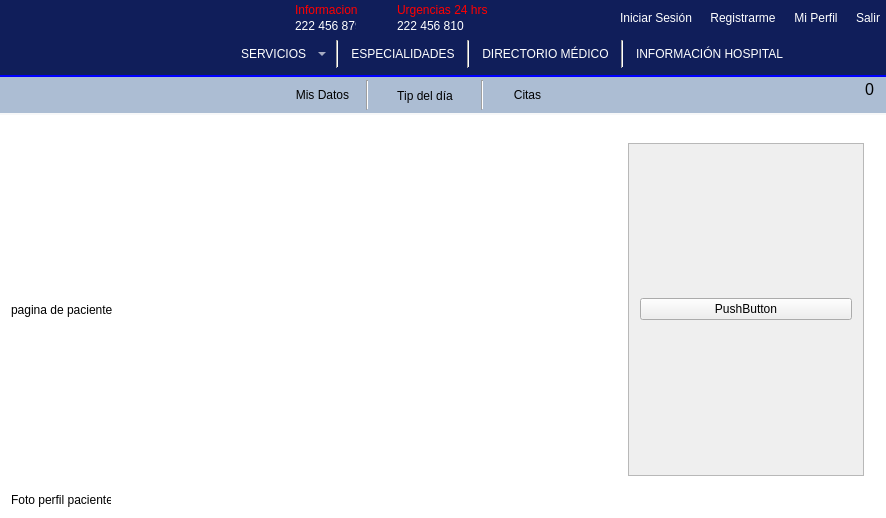
Above: mainwindow.ui from Laloses/Hospital before the change. Below: the same form after it.
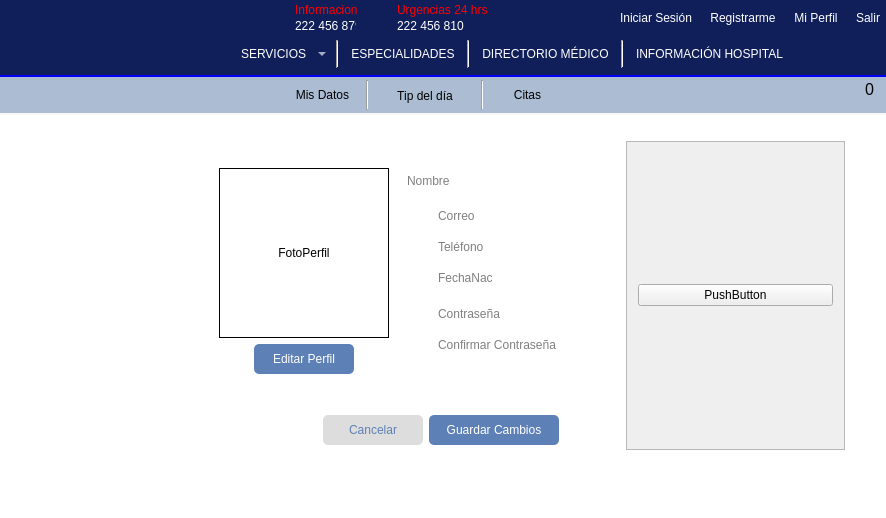
That is the form after the change. The open tabs and pages were chosen to show the change. Icons and pictures are not drawn.

Commit message: Se añadió la parte del paciente, y modificación a doctor

Patch:
```diff
--- a/mainwindow.ui
+++ b/mainwindow.ui
@@ -440,14 +440,14 @@
 QLabel{
 	font: 11pt &quot;MS Shell Dlg 2&quot;;
 }
-#btnEditarStaff, #btnGuardarEditarStaff, #btnAgendarCita, #pushButton_iniciarSesion, #pushButton_imgPerfil, #pushButton_registrarse, #btnEditarDoctor, #btnGuardarEditarDoctor, #pushButton_respuesta, #pb_agregarActividadDoc{
+#btnEditarStaff, #btnGuardarEditarStaff, #btnAgendarCita, #pushButton_iniciarSesion, #pushButton_imgPerfil, #pushButton_registrarse, #btnEditarDoctor, #btnGuardarEditarDoctor, #pushButton_respuesta, #pb_agregarActividadDoc, #btnEditarPaciente, #btnGuardarEditarPaciente{
 	border:solid 1px #5d80b6;
 border-radius:5px;
 background-color: #5d80b6;
 color: white;
 font: 11pt &quot;MS Shell Dlg 2&quot;;
 }
-#btnCancelarEditarStaff, #btnCancelarAgenda, #btnCancelarEditarDoctor{
+#btnCancelarEditarStaff, #btnCancelarAgenda, #btnCancelarEditarDoctor, #btnCancelarEditarPaciente{
 border:solid 1px #dddddd;
 border-radius:5px;
 background-color: #dddddd;
@@ -2239,82 +2239,783 @@
            <number>0</number>
           </property>
           <widget class="QWidget" name="page_miPerfilPac">
-           <layout class="QGridLayout" name="gridLayout">
-            <item row="0" column="0">
-             <widget class="QLabel" name="label_pagPaciente">
-              <property name="minimumSize">
-               <size>
-                <width>600</width>
-                <height>0</height>
-               </size>
-              </property>
-              <property name="text">
-               <string>pagina de paciente</string>
-              </property>
-             </widget>
-            </item>
-            <item row="2" column="0">
-             <widget class="QLabel" name="label_imgPerfilPaciente">
-              <property name="minimumSize">
-               <size>
-                <width>0</width>
-                <height>0</height>
-               </size>
-              </property>
-              <property name="maximumSize">
-               <size>
-                <width>100</width>
-                <height>100</height>
-               </size>
-              </property>
-              <property name="text">
-               <string>Foto perfil paciente</string>
-              </property>
-             </widget>
-            </item>
-            <item row="0" column="1">
-             <widget class="QWidget" name="nofi" native="true">
-              <property name="minimumSize">
-               <size>
-                <width>100</width>
-                <height>100</height>
-               </size>
-              </property>
-              <layout class="QGridLayout" name="gridLayout_20">
-               <item row="0" column="0">
-                <widget class="QScrollArea" name="scrollArea_4">
-                 <property name="widgetResizable">
-                  <bool>true</bool>
-                 </property>
-                 <widget class="QWidget" name="scrollAreaWidgetContents_4">
-                  <property name="geometry">
-                   <rect>
-                    <x>0</x>
-                    <y>0</y>
-                    <width>242</width>
-                    <height>335</height>
-                   </rect>
-                  </property>
-                  <layout class="QGridLayout" name="gridLayout_22">
+           <widget class="QWidget" name="nofi" native="true">
+            <property name="geometry">
+             <rect>
+              <x>615</x>
+              <y>9</y>
+              <width>241</width>
+              <height>331</height>
+             </rect>
+            </property>
+            <property name="minimumSize">
+             <size>
+              <width>100</width>
+              <height>100</height>
+             </size>
+            </property>
+            <layout class="QGridLayout" name="gridLayout_20">
+             <item row="0" column="0">
+              <widget class="QScrollArea" name="scrollArea_4">
+               <property name="widgetResizable">
+                <bool>true</bool>
+               </property>
+               <widget class="QWidget" name="scrollAreaWidgetContents_4">
+                <property name="geometry">
+                 <rect>
+                  <x>0</x>
+                  <y>0</y>
+                  <width>221</width>
+                  <height>311</height>
+                 </rect>
+                </property>
+                <layout class="QGridLayout" name="gridLayout_22">
+                 <item row="0" column="0">
+                  <layout class="QGridLayout" name="barraDeNoti">
                    <item row="0" column="0">
-                    <layout class="QGridLayout" name="barraDeNoti">
-                     <item row="0" column="0">
-                      <widget class="QPushButton" name="pushButton">
-                       <property name="text">
-                        <string>PushButton</string>
+                    <widget class="QPushButton" name="pushButton">
+                     <property name="text">
+                      <string>PushButton</string>
+                     </property>
+                    </widget>
+                   </item>
+                  </layout>
+                 </item>
+                </layout>
+               </widget>
+              </widget>
+             </item>
+            </layout>
+           </widget>
+           <widget class="QWidget" name="layoutWidget_4">
+            <property name="geometry">
+             <rect>
+              <x>10</x>
+              <y>0</y>
+              <width>861</width>
+              <height>371</height>
+             </rect>
+            </property>
+            <layout class="QVBoxLayout" name="verticalLayout_35">
+             <item>
+              <spacer name="verticalSpacer_33">
+               <property name="orientation">
+                <enum>Qt::Vertical</enum>
+               </property>
+               <property name="sizeHint" stdset="0">
+                <size>
+                 <width>20</width>
+                 <height>40</height>
+                </size>
+               </property>
+              </spacer>
+             </item>
+             <item>
+              <layout class="QHBoxLayout" name="horizontalLayout_82">
+               <item>
+                <spacer name="horizontalSpacer_89">
+                 <property name="orientation">
+                  <enum>Qt::Horizontal</enum>
+                 </property>
+                 <property name="sizeHint" stdset="0">
+                  <size>
+                   <width>40</width>
+                   <height>20</height>
+                  </size>
+                 </property>
+                </spacer>
+               </item>
+               <item>
+                <layout class="QVBoxLayout" name="verticalLayout_36">
+                 <item>
+                  <layout class="QHBoxLayout" name="horizontalLayout_83">
+                   <item>
+                    <layout class="QVBoxLayout" name="verticalLayout_37">
+                     <item>
+                      <layout class="QHBoxLayout" name="horizontalLayout_84">
+                       <item>
+                        <spacer name="horizontalSpacer_90">
+                         <property name="orientation">
+                          <enum>Qt::Horizontal</enum>
+                         </property>
+                         <property name="sizeType">
+                          <enum>QSizePolicy::Fixed</enum>
+                         </property>
+                         <property name="sizeHint" stdset="0">
+                          <size>
+                           <width>10</width>
+                           <height>20</height>
+                          </size>
+                         </property>
+                        </spacer>
+                       </item>
+                       <item>
+                        <widget class="QLabel" name="lblFotoPaciente">
+                         <property name="sizePolicy">
+                          <sizepolicy hsizetype="Expanding" vsizetype="Expanding">
+                           <horstretch>0</horstretch>
+                           <verstretch>0</verstretch>
+                          </sizepolicy>
+                         </property>
+                         <property name="minimumSize">
+                          <size>
+                           <width>170</width>
+                           <height>170</height>
+                          </size>
+                         </property>
+                         <property name="maximumSize">
+                          <size>
+                           <width>170</width>
+                           <height>170</height>
+                          </size>
+                         </property>
+                         <property name="layoutDirection">
+                          <enum>Qt::LeftToRight</enum>
+                         </property>
+                         <property name="styleSheet">
+                          <string notr="true">border: 1px solid black;</string>
+                         </property>
+                         <property name="text">
+                          <string>FotoPerfil</string>
+                         </property>
+                         <property name="scaledContents">
+                          <bool>true</bool>
+                         </property>
+                         <property name="alignment">
+                          <set>Qt::AlignCenter</set>
+                         </property>
+                        </widget>
+                       </item>
+                       <item>
+                        <spacer name="horizontalSpacer_91">
+                         <property name="orientation">
+                          <enum>Qt::Horizontal</enum>
+                         </property>
+                         <property name="sizeType">
+                          <enum>QSizePolicy::Fixed</enum>
+                         </property>
+                         <property name="sizeHint" stdset="0">
+                          <size>
+                           <width>10</width>
+                           <height>20</height>
+                          </size>
+                         </property>
+                        </spacer>
+                       </item>
+                      </layout>
+                     </item>
+                     <item>
+                      <layout class="QHBoxLayout" name="horizontalLayout_85">
+                       <item>
+                        <spacer name="horizontalSpacer_92">
+                         <property name="orientation">
+                          <enum>Qt::Horizontal</enum>
+                         </property>
+                         <property name="sizeType">
+                          <enum>QSizePolicy::Fixed</enum>
+                         </property>
+                         <property name="sizeHint" stdset="0">
+                          <size>
+                           <width>40</width>
+                           <height>20</height>
+                          </size>
+                         </property>
+                        </spacer>
+                       </item>
+                       <item>
+                        <widget class="QPushButton" name="btnEditarPaciente">
+                         <property name="minimumSize">
+                          <size>
+                           <width>100</width>
+                           <height>30</height>
+                          </size>
+                         </property>
+                         <property name="maximumSize">
+                          <size>
+                           <width>100</width>
+                           <height>30</height>
+                          </size>
+                         </property>
+                         <property name="styleSheet">
+                          <string notr="true"/>
+                         </property>
+                         <property name="text">
+                          <string>Editar Perfil</string>
+                         </property>
+                        </widget>
+                       </item>
+                       <item>
+                        <spacer name="horizontalSpacer_93">
+                         <property name="orientation">
+                          <enum>Qt::Horizontal</enum>
+                         </property>
+                         <property name="sizeType">
+                          <enum>QSizePolicy::Fixed</enum>
+                         </property>
+                         <property name="sizeHint" stdset="0">
+                          <size>
+                           <width>40</width>
+                           <height>20</height>
+                          </size>
+                         </property>
+                        </spacer>
+                       </item>
+                      </layout>
+                     </item>
+                     <item>
+                      <spacer name="verticalSpacer_34">
+                       <property name="orientation">
+                        <enum>Qt::Vertical</enum>
+                       </property>
+                       <property name="sizeHint" stdset="0">
+                        <size>
+                         <width>20</width>
+                         <height>40</height>
+                        </size>
+                       </property>
+                      </spacer>
+                     </item>
+                    </layout>
+                   </item>
+                   <item>
+                    <layout class="QVBoxLayout" name="verticalLayout_38">
+                     <item>
+                      <widget class="QLineEdit" name="lineNombrePaciente">
+                       <property name="minimumSize">
+                        <size>
+                         <width>0</width>
+                         <height>25</height>
+                        </size>
+                       </property>
+                       <property name="styleSheet">
+                        <string notr="true">font: 75 18pt &quot;MS Shell Dlg 2&quot;;
+border:none;
+background-color:transparent;</string>
+                       </property>
+                       <property name="readOnly">
+                        <bool>true</bool>
+                       </property>
+                       <property name="placeholderText">
+                        <string>Nombre</string>
                        </property>
                       </widget>
                      </item>
+                     <item>
+                      <spacer name="verticalSpacer_35">
+                       <property name="orientation">
+                        <enum>Qt::Vertical</enum>
+                       </property>
+                       <property name="sizeType">
+                        <enum>QSizePolicy::Fixed</enum>
+                       </property>
+                       <property name="sizeHint" stdset="0">
+                        <size>
+                         <width>20</width>
+                         <height>5</height>
+                        </size>
+                       </property>
+                      </spacer>
+                     </item>
+                     <item>
+                      <layout class="QHBoxLayout" name="horizontalLayout_86">
+                       <item>
+                        <widget class="QLabel" name="imgCorreo_3">
+                         <property name="minimumSize">
+                          <size>
+                           <width>25</width>
+                           <height>25</height>
+                          </size>
+                         </property>
+                         <property name="maximumSize">
+                          <size>
+                           <width>25</width>
+                           <height>25</height>
+                          </size>
+                         </property>
+                         <property name="text">
+                          <string/>
+                         </property>
+                         <property name="pixmap">
+                          <pixmap resource="imgs/imgs.qrc">:/imgs/email.png</pixmap>
+                         </property>
+                         <property name="scaledContents">
+                          <bool>true</bool>
+                         </property>
+                        </widget>
+                       </item>
+                       <item>
+                        <widget class="QLineEdit" name="lineCorreoPaciente">
+                         <property name="minimumSize">
+                          <size>
+                           <width>200</width>
+                           <height>20</height>
+                          </size>
+                         </property>
+                         <property name="styleSheet">
+                          <string notr="true">font: 15pt &quot;MS Shell Dlg 2&quot;;
+border:none;
+background-color:transparent</string>
+                         </property>
+                         <property name="readOnly">
+                          <bool>true</bool>
+                         </property>
+                         <property name="placeholderText">
+                          <string>Correo</string>
+                         </property>
+                        </widget>
+                       </item>
+                      </layout>
+                     </item>
+                     <item>
+                      <layout class="QHBoxLayout" name="horizontalLayout_87">
+                       <item>
+                        <widget class="QLabel" name="imgTel_5">
+                         <property name="minimumSize">
+                          <size>
+                           <width>25</width>
+                           <height>25</height>
+                          </size>
+                         </property>
+                         <property name="maximumSize">
+                          <size>
+                           <width>25</width>
+                           <height>25</height>
+                          </size>
+                         </property>
+                         <property name="text">
+                          <string/>
+                         </property>
+                         <property name="pixmap">
+                          <pixmap resource="imgs/imgs.qrc">:/imgs/phone.png</pixmap>
+                         </property>
+                         <property name="scaledContents">
+                          <bool>true</bool>
+                         </property>
+                        </widget>
+                       </item>
+                       <item>
+                        <widget class="QLineEdit" name="lineTelPaciente">
+                         <property name="minimumSize">
+                          <size>
+                           <width>200</width>
+                           <height>20</height>
+                          </size>
+                         </property>
+                         <property name="styleSheet">
+                          <string notr="true">font: 15pt &quot;MS Shell Dlg 2&quot;;
+border:none;
+background-color:transparent</string>
+                         </property>
+                         <property name="maxLength">
+                          <number>10</number>
+                         </property>
+                         <property name="readOnly">
+                          <bool>true</bool>
+                         </property>
+                         <property name="placeholderText">
+                          <string>Teléfono</string>
+                         </property>
+                        </widget>
+                       </item>
+                      </layout>
+                     </item>
+                     <item>
+                      <layout class="QHBoxLayout" name="horizontalLayout_88">
+                       <item>
+                        <widget class="QLabel" name="imgTel_6">
+                         <property name="minimumSize">
+                          <size>
+                           <width>25</width>
+                           <height>25</height>
+                          </size>
+                         </property>
+                         <property name="maximumSize">
+                          <size>
+                           <width>25</width>
+                           <height>25</height>
+                          </size>
+                         </property>
+                         <property name="text">
+                          <string/>
+                         </property>
+                         <property name="pixmap">
+                          <pixmap resource="imgs/imgs.qrc">:/imgs/calendar.png</pixmap>
+                         </property>
+                         <property name="scaledContents">
+                          <bool>true</bool>
+                         </property>
+                        </widget>
+                       </item>
+                       <item>
+                        <widget class="QLineEdit" name="lineFechaNacPaciente">
+                         <property name="minimumSize">
+                          <size>
+                           <width>200</width>
+                           <height>20</height>
+                          </size>
+                         </property>
+                         <property name="styleSheet">
+                          <string notr="true">font: 15pt &quot;MS Shell Dlg 2&quot;;
+border:none;
+background-color:transparent</string>
+                         </property>
+                         <property name="readOnly">
+                          <bool>true</bool>
+                         </property>
+                         <property name="placeholderText">
+                          <string>FechaNac</string>
+                         </property>
+                        </widget>
+                       </item>
+                      </layout>
+                     </item>
+                     <item>
+                      <spacer name="verticalSpacer_36">
+                       <property name="orientation">
+                        <enum>Qt::Vertical</enum>
+                       </property>
+                       <property name="sizeType">
+                        <enum>QSizePolicy::Fixed</enum>
+                       </property>
+                       <property name="sizeHint" stdset="0">
+                        <size>
+                         <width>20</width>
+                         <height>5</height>
+                        </size>
+                       </property>
+                      </spacer>
+                     </item>
+                     <item>
+                      <layout class="QHBoxLayout" name="horizontalLayout_89">
+                       <item>
+                        <widget class="QLabel" name="imgCon1_3">
+                         <property name="minimumSize">
+                          <size>
+                           <width>25</width>
+                           <height>25</height>
+                          </size>
+                         </property>
+                         <property name="maximumSize">
+                          <size>
+                           <width>25</width>
+                           <height>25</height>
+                          </size>
+                         </property>
+                         <property name="text">
+                          <string/>
+                         </property>
+                         <property name="pixmap">
+                          <pixmap resource="imgs/imgs.qrc">:/imgs/password.png</pixmap>
+                         </property>
+                         <property name="scaledContents">
+                          <bool>true</bool>
+                         </property>
+                        </widget>
+                       </item>
+                       <item>
+                        <widget class="QLineEdit" name="lineContraseniaPaciente">
+                         <property name="minimumSize">
+                          <size>
+                           <width>200</width>
+                           <height>20</height>
+                          </size>
+                         </property>
+                         <property name="styleSheet">
+                          <string notr="true">font: 15pt &quot;MS Shell Dlg 2&quot;;
+border:none;
+background-color:transparent</string>
+                         </property>
+                         <property name="echoMode">
+                          <enum>QLineEdit::Password</enum>
+                         </property>
+                         <property name="readOnly">
+                          <bool>true</bool>
+                         </property>
+                         <property name="placeholderText">
+                          <string>Contraseña</string>
+                         </property>
+                         <property name="clearButtonEnabled">
+                          <bool>false</bool>
+                         </property>
+                        </widget>
+                       </item>
+                       <item>
+                        <spacer name="horizontalSpacer_94">
+                         <property name="orientation">
+                          <enum>Qt::Horizontal</enum>
+                         </property>
+                         <property name="sizeType">
+                          <enum>QSizePolicy::Fixed</enum>
+                         </property>
+                         <property name="sizeHint" stdset="0">
+                          <size>
+                           <width>5</width>
+                           <height>20</height>
+                          </size>
+                         </property>
+                        </spacer>
+                       </item>
+                       <item>
+                        <widget class="QPushButton" name="btnMostrarContrasena_5">
+                         <property name="minimumSize">
+                          <size>
+                           <width>25</width>
+                           <height>25</height>
+                          </size>
+                         </property>
+                         <property name="maximumSize">
+                          <size>
+                           <width>25</width>
+                           <height>25</height>
+                          </size>
+                         </property>
+                         <property name="styleSheet">
+                          <string notr="true">border:none;</string>
+                         </property>
+                         <property name="text">
+                          <string/>
+                         </property>
+                         <property name="icon">
+                          <iconset resource="imgs/imgs.qrc">
+                           <normaloff>:/imgs/NoView.png</normaloff>:/imgs/NoView.png</iconset>
+                         </property>
+                         <property name="iconSize">
+                          <size>
+                           <width>25</width>
+                           <height>25</height>
+                          </size>
+                         </property>
+                        </widget>
+                       </item>
+                      </layout>
+                     </item>
+                     <item>
+                      <layout class="QHBoxLayout" name="horizontalLayout_90">
+                       <item>
+                        <widget class="QLabel" name="imgCon2_3">
+                         <property name="minimumSize">
+                          <size>
+                           <width>25</width>
+                           <height>25</height>
+                          </size>
+                         </property>
+                         <property name="maximumSize">
+                          <size>
+                           <width>25</width>
+                           <height>25</height>
+                          </size>
+                         </property>
+                         <property name="text">
+                          <string/>
+                         </property>
+                         <property name="pixmap">
+                          <pixmap resource="imgs/imgs.qrc">:/imgs/passwordConf.png</pixmap>
+                         </property>
+                         <property name="scaledContents">
+                          <bool>true</bool>
+                         </property>
+                        </widget>
+                       </item>
+                       <item>
+                        <widget class="QLineEdit" name="lineConfirmaContraseniaPaciente">
+                         <property name="minimumSize">
+                          <size>
+                           <width>200</width>
+                           <height>20</height>
+                          </size>
+                         </property>
+                         <property name="styleSheet">
+                          <string notr="true">font: 15pt &quot;MS Shell Dlg 2&quot;;
+border:none;
+background-color:transparent</string>
+                         </property>
+                         <property name="echoMode">
+                          <enum>QLineEdit::Password</enum>
+                         </property>
+                         <property name="readOnly">
+                          <bool>true</bool>
+                         </property>
+                         <property name="placeholderText">
+                          <string>Confirmar Contraseña</string>
+                         </property>
+                        </widget>
+                       </item>
+                       <item>
+                        <spacer name="horizontalSpacer_95">
+                         <property name="orientation">
+                          <enum>Qt::Horizontal</enum>
+                         </property>
+                         <property name="sizeType">
+                          <enum>QSizePolicy::Fixed</enum>
+                         </property>
+                         <property name="sizeHint" stdset="0">
+                          <size>
+                           <width>5</width>
+                           <height>20</height>
+                          </size>
+                         </property>
+                        </spacer>
+                       </item>
+                       <item>
+                        <widget class="QPushButton" name="btnMostrarContrasena_6">
+                         <property name="minimumSize">
+                          <size>
+                           <width>25</width>
+                           <height>25</height>
+                          </size>
+                         </property>
+                         <property name="maximumSize">
+                          <size>
+                           <width>25</width>
+                           <height>25</height>
+                          </size>
+                         </property>
+                         <property name="styleSheet">
+                          <string notr="true">border:none;</string>
+                         </property>
+                         <property name="text">
+                          <string/>
+                         </property>
+                         <property name="icon">
+                          <iconset resource="imgs/imgs.qrc">
+                           <normaloff>:/imgs/NoView.png</normaloff>:/imgs/NoView.png</iconset>
+                         </property>
+                         <property name="iconSize">
+                          <size>
+                           <width>25</width>
+                           <height>25</height>
+                          </size>
+                         </property>
+                        </widget>
+                       </item>
+                      </layout>
+                     </item>
+                     <item>
+                      <spacer name="verticalSpacer_37">
+                       <property name="orientation">
+                        <enum>Qt::Vertical</enum>
+                       </property>
+                       <property name="sizeHint" stdset="0">
+                        <size>
+                         <width>20</width>
+                         <height>10</height>
+                        </size>
+                       </property>
+                      </spacer>
+                     </item>
                     </layout>
                    </item>
                   </layout>
-                 </widget>
-                </widget>
+                 </item>
+                 <item>
+                  <layout class="QHBoxLayout" name="horizontalLayout_91">
+                   <item>
+                    <spacer name="horizontalSpacer_96">
+                     <property name="orientation">
+                      <enum>Qt::Horizontal</enum>
+                     </property>
+                     <property name="sizeHint" stdset="0">
+                      <size>
+                       <width>40</width>
+                       <height>20</height>
+                      </size>
+                     </property>
+                    </spacer>
+                   </item>
+                   <item>
+                    <widget class="QPushButton" name="btnCancelarEditarPaciente">
+                     <property name="minimumSize">
+                      <size>
+                       <width>100</width>
+                       <height>30</height>
+                      </size>
+                     </property>
+                     <property name="maximumSize">
+                      <size>
+                       <width>100</width>
+                       <height>30</height>
+                      </size>
+                     </property>
+                     <property name="styleSheet">
+                      <string notr="true"/>
+                     </property>
+                     <property name="text">
+                      <string>Cancelar</string>
+                     </property>
+                    </widget>
+                   </item>
+                   <item>
+                    <widget class="QPushButton" name="btnGuardarEditarPaciente">
+                     <property name="minimumSize">
+                      <size>
+                       <width>130</width>
+                       <height>30</height>
+                      </size>
+                     </property>
+                     <property name="maximumSize">
+                      <size>
+                       <width>200</width>
+                       <height>30</height>
+                      </size>
+                     </property>
+                     <property name="styleSheet">
+                      <string notr="true"/>
+                     </property>
+                     <property name="text">
+                      <string>Guardar Cambios</string>
+                     </property>
+                    </widget>
+                   </item>
+                   <item>
+                    <spacer name="horizontalSpacer_97">
+                     <property name="orientation">
+                      <enum>Qt::Horizontal</enum>
+                     </property>
+                     <property name="sizeHint" stdset="0">
+                      <size>
+                       <width>40</width>
+                       <height>20</height>
+                      </size>
+                     </property>
+                    </spacer>
+                   </item>
+                  </layout>
+                 </item>
+                </layout>
+               </item>
+               <item>
+                <spacer name="horizontalSpacer_98">
+                 <property name="orientation">
+                  <enum>Qt::Horizontal</enum>
+                 </property>
+                 <property name="sizeType">
+                  <enum>QSizePolicy::Expanding</enum>
+                 </property>
+                 <property name="sizeHint" stdset="0">
+                  <size>
+                   <width>40</width>
+                   <height>20</height>
+                  </size>
+                 </property>
+                </spacer>
                </item>
               </layout>
-             </widget>
-            </item>
-           </layout>
+             </item>
+             <item>
+              <spacer name="verticalSpacer_38">
+               <property name="orientation">
+                <enum>Qt::Vertical</enum>
+               </property>
+               <property name="sizeHint" stdset="0">
+                <size>
+                 <width>20</width>
+                 <height>40</height>
+                </size>
+               </property>
+              </spacer>
+             </item>
+            </layout>
+           </widget>
           </widget>
           <widget class="QWidget" name="paginaCitas">
            <layout class="QGridLayout" name="gridLayout_12">
```
Left out of the diff: 394 changed lines with no effect on the pictures. The commit also changes 6 other files.
